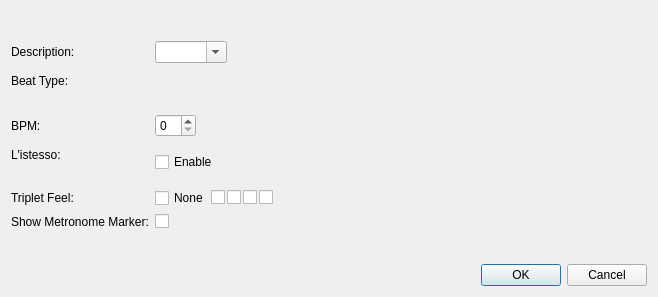
This is source/dialogs/tempomarkerdialog.ui in powertab/powertabeditor as Qt 5 draws it before an edit. The edited form follows.
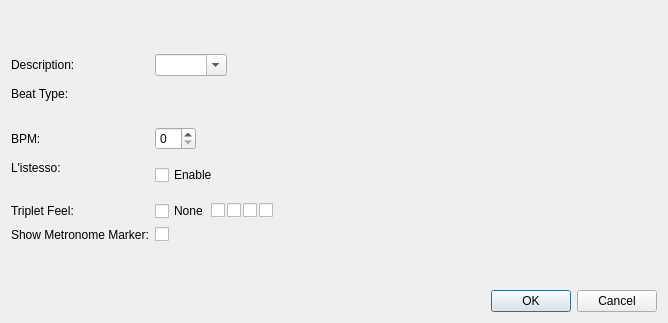
This is the edited form. Icons and pictures are not drawn.

What changed in the file:
```diff
--- a/source/dialogs/tempomarkerdialog.ui
+++ b/source/dialogs/tempomarkerdialog.ui
@@ -6,8 +6,8 @@
    <rect>
     <x>0</x>
     <y>0</y>
-    <width>658</width>
-    <height>297</height>
+    <width>668</width>
+    <height>323</height>
    </rect>
   </property>
   <property name="windowTitle">
```
Left out of the diff: 3 changed lines with no effect on the pictures.
